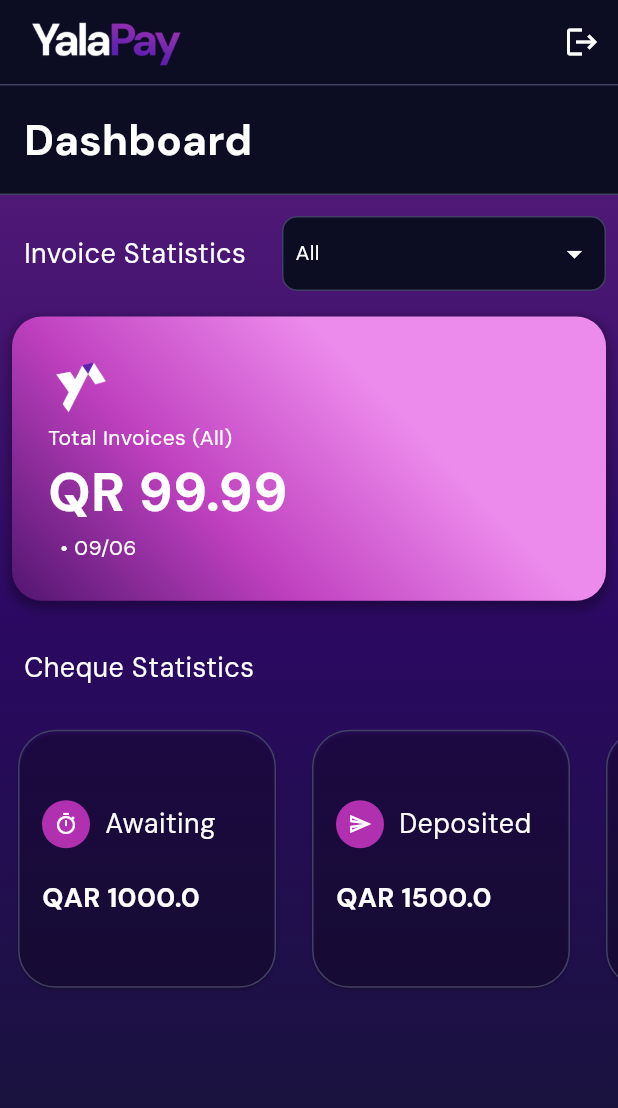
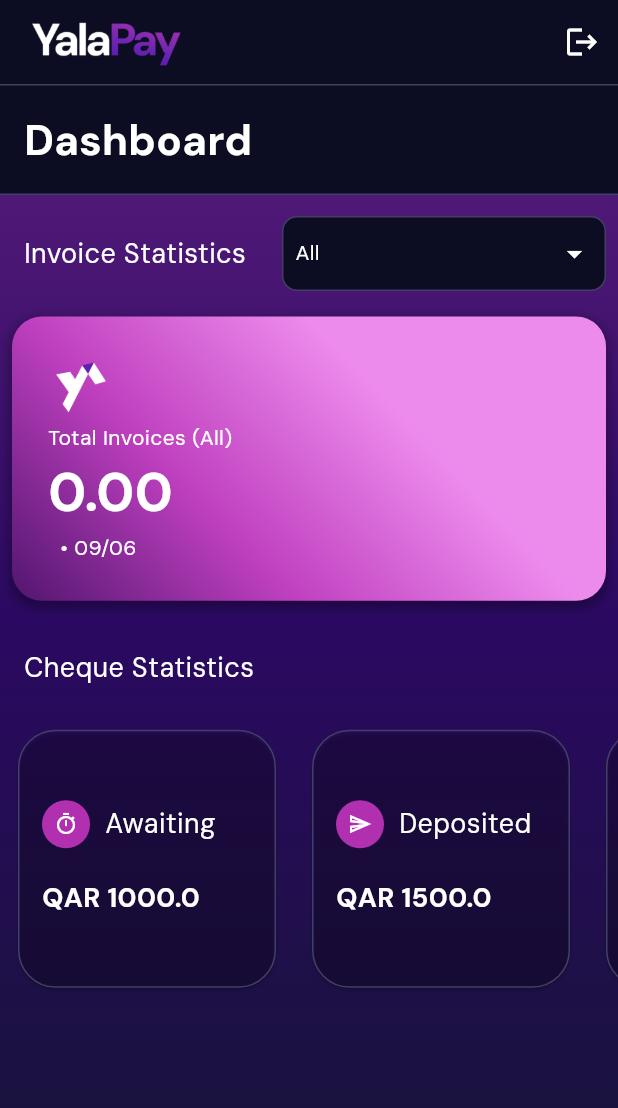
Before and after one commit to fahrel-fh2206836/yalapay, a Flutter app: the Dashboard screen opened by its route, on a phone screen of 412 x 824 dp. Shown: the top 1108 px of the screen. Run offline on Flutter 3.47's test engine with Material 3 defaults, Android fonts, the phone set to English and light mode, and no system bars; our stand-ins replace cloud_firestore, curved_navigation_bar, firebase_auth, firebase_core, firebase_storage, floor and 4 more; missing offline and left inert: insta_image_viewer; accounts and stored records are empty; generated files the repository leaves out were written again.

Commit message:
completed Yalapay

```diff
--- a/yalapay/lib/screens/common_screens/dashboard.dart
+++ b/yalapay/lib/screens/common_screens/dashboard.dart
@@ -4,6 +4,7 @@ import 'package:go_router/go_router.dart';
 import 'package:intl/intl.dart';
 import 'package:yalapay/constants/constants.dart';
 import 'package:yalapay/providers/cheque_provider.dart';
+import 'package:yalapay/providers/invoice_provider.dart';
 import 'package:yalapay/providers/logged_in_user_provider.dart';
 import 'package:yalapay/routes/app_router.dart';
 import 'package:yalapay/services/auth_service.dart';
@@ -116,16 +117,50 @@ class InvoiceSummary extends ConsumerStatefulWidget {
 
 class _InvoiceSummaryState extends ConsumerState<InvoiceSummary> {
   String selectedFilter = "All";
-  final Map<String, String> invoiceValues = {
-    "All": "QR 99.99",
-    "Due in 30 Days": "QR 33.33",
-    "Due in 60 Days": "QR 66.66",
-  };
+  late Future<Map<String, double>> _summaryFuture;
+
+  @override
+  void initState() {
+    super.initState();
+    _summaryFuture = ref
+        .read(invoiceNotifierProvider.notifier)
+        .getAllInvoiceDuePendingBalance();
+  }
 
   @override
   Widget build(BuildContext context) {
     final user = ref.watch(loggedInUserNotifierProvider);
     final String formattedDate = DateFormat('MM/dd').format(DateTime.now());
+
+    return FutureBuilder<Map<String, double>>(
+      future: _summaryFuture,
+      builder: (context, snapshot) {
+        if (snapshot.connectionState == ConnectionState.waiting) {
+          return const Padding(
+            padding: EdgeInsets.all(24.0),
+            child: CircularProgressIndicator(),
+          );
+        }
+        if (snapshot.hasError) {
+          return Padding(
+            padding: const EdgeInsets.all(16.0),
+            child: Text(
+              'Failed to load invoices: ${snapshot.error}',
+              style: getTextStyle('small', color: Colors.redAccent),
+            ),
+          );
+        }
+
+        final invoiceValues = snapshot.data ??
+            const {
+              'All': 0.0,
+              'Due in 30 Days': 0.0,
+              'Due in 60 Days': 0.0,
+            };
+
+        if (!invoiceValues.containsKey(selectedFilter)) {
+          selectedFilter = invoiceValues.keys.first;
+        }
 
         return Column(
           children: [
@@ -147,9 +182,8 @@ class _InvoiceSummaryState extends ConsumerState<InvoiceSummary> {
                       selectedFilter: selectedFilter,
                       options: invoiceValues.keys.toList(),
                       onSelected: (value) {
-                    setState(() {
-                      selectedFilter = value!;
-                    });
+                        if (value == null) return;
+                        setState(() => selectedFilter = value);
                       },
                     ),
                   ),
@@ -180,16 +214,12 @@ class _InvoiceSummaryState extends ConsumerState<InvoiceSummary> {
                   mainAxisAlignment: MainAxisAlignment.spaceEvenly,
                   crossAxisAlignment: CrossAxisAlignment.start,
                   children: [
-                Image.asset(
-                  "assets/images/yalapay_logo_white.png",
-                  width: 44,
-                ),
+                    Image.asset("assets/images/yalapay_logo_white.png",
+                        width: 44),
+                    Text("Total Invoices ($selectedFilter)",
+                        style: getTextStyle('small', color: Colors.white)),
                     Text(
-                  "Total Invoices ($selectedFilter)",
-                  style: getTextStyle('small', color: Colors.white),
-                ),
-                Text(
-                  invoiceValues[selectedFilter]!,
+                      (invoiceValues[selectedFilter] ?? 0).toStringAsFixed(2),
                       style: getTextStyle('xxlargeBold', color: Colors.white),
                     ),
                     Text(
@@ -201,6 +231,8 @@ class _InvoiceSummaryState extends ConsumerState<InvoiceSummary> {
               ),
             ),
           ],
+        );
+      },
     );
   }
 }
```
Also changed, not shown: yalapay/lib/providers/invoice_provider.dart (+15 -30 lines), yalapay/lib/repositories/yalapay_repo.dart (+53 -10 lines), yalapay/lib/screens/cheque_screens/cheque_deposit_details_screen.dart (+28 -4 lines), yalapay/lib/screens/cheque_screens/cheque_deposit_update_screen.dart (+28 -4 lines). Lines whose indentation alone changed are shown as unchanged.
